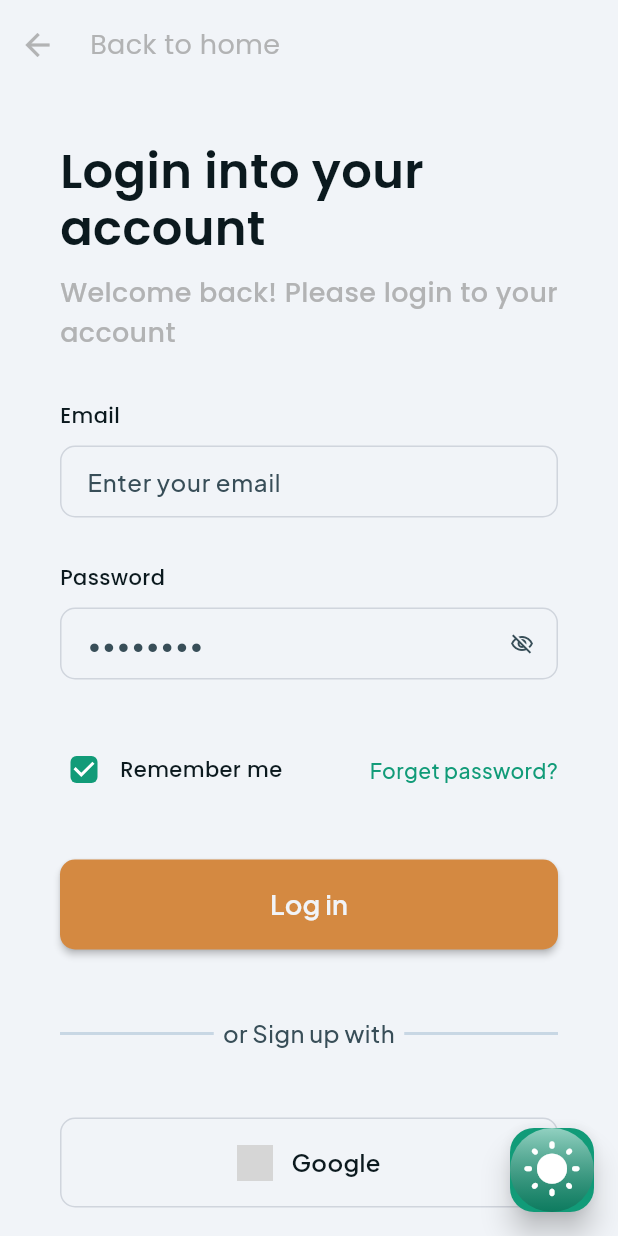
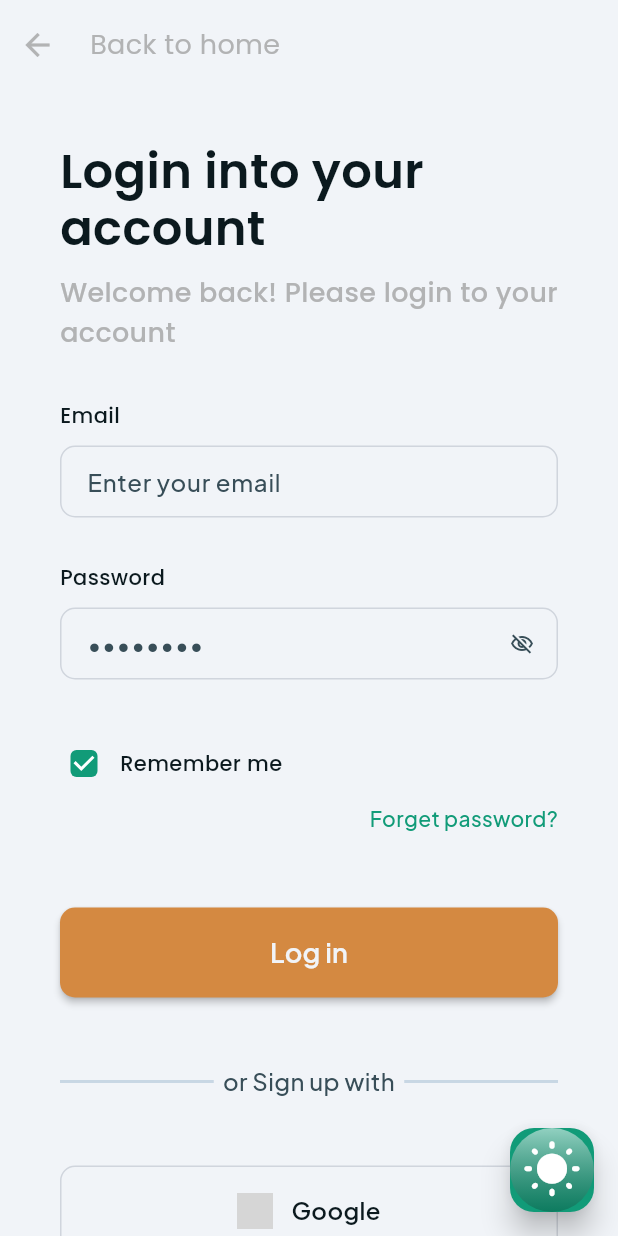
Before and after one commit to THE-TEAM-com-tn/FlutterFlow-01, a Flutter app: the screen it shows after launch, on a phone screen of 412 x 824 dp. Run offline on Flutter 3.47's test engine with Material 3 defaults, Android fonts, the phone set to English and light mode, and no system bars; drawn by our look-alikes of auto_size_text; our stand-ins replace cached_network_image, equatable, flutter_animate, font_awesome_flutter, from_css_color, go_router and 4 more; missing offline and left inert: aligned_tooltip, emoji_flag_converter, json_path, mime_type; network calls fail; grey boxes are pictures that could not be loaded.

Commit message:
Commit 7 - I fixed the bottom container for mobile version & used wrap instead of row.

```diff
--- a/lib/pages/auth_pages/login_page/login_page_widget.dart
+++ b/lib/pages/auth_pages/login_page/login_page_widget.dart
@@ -733,8 +733,18 @@ class _LoginPageWidgetState extends State<LoginPageWidget> {
                                           child: Column(
                                             mainAxisSize: MainAxisSize.max,
                                             children: [
-                                              Row(
-                                                mainAxisSize: MainAxisSize.max,
+                                              Wrap(
+                                                spacing: 0.0,
+                                                runSpacing: 0.0,
+                                                alignment: WrapAlignment.start,
+                                                crossAxisAlignment:
+                                                    WrapCrossAlignment.center,
+                                                direction: Axis.horizontal,
+                                                runAlignment:
+                                                    WrapAlignment.start,
+                                                verticalDirection:
+                                                    VerticalDirection.down,
+                                                clipBehavior: Clip.none,
                                                 children: [
                                                   Padding(
                                                     padding:
@@ -803,8 +813,7 @@ class _LoginPageWidgetState extends State<LoginPageWidget> {
                                                                       .bodyLargeFamily),
                                                         ),
                                                   ),
-                                                  Flexible(
-                                                    child: Align(
+                                                  Align(
                                                     alignment:
                                                         const AlignmentDirectional(
                                                             1.0, 0.0),
@@ -817,14 +826,14 @@ class _LoginPageWidgetState extends State<LoginPageWidget> {
                                                                   0.0,
                                                                   10.0),
                                                       child: InkWell(
-                                                          splashColor: Colors
-                                                              .transparent,
-                                                          focusColor: Colors
-                                                              .transparent,
-                                                          hoverColor: Colors
-                                                              .transparent,
-                                                          highlightColor: Colors
-                                                              .transparent,
+                                                        splashColor:
+                                                            Colors.transparent,
+                                                        focusColor:
+                                                            Colors.transparent,
+                                                        hoverColor:
+                                                            Colors.transparent,
+                                                        highlightColor:
+                                                            Colors.transparent,
                                                         onTap: () async {
                                                           context.pushNamed(
                                                               'ForgetPasswordPage');
@@ -850,7 +859,6 @@ class _LoginPageWidgetState extends State<LoginPageWidget> {
                                                                     .containsKey(
                                                                         FlutterFlowTheme.of(context)
                                                                             .bodyLargeFamily),
-                                                                ),
                                                               ),
                                                         ),
                                                       ),
@@ -1158,10 +1166,6 @@ class _LoginPageWidgetState extends State<LoginPageWidget> {
                                             ].divide(const SizedBox(height: 40.0)),
                                           ),
                                         ),
-                                        if (responsiveVisibility(
-                                          context: context,
-                                          phone: false,
-                                        ))
                                         Align(
                                           alignment:
                                               const AlignmentDirectional(0.0, 0.0),
@@ -1169,7 +1173,7 @@ class _LoginPageWidgetState extends State<LoginPageWidget> {
                                             width: double.infinity,
                                             height: MediaQuery.sizeOf(context)
                                                     .height *
-                                                  0.04,
+                                                0.1,
                                             decoration: const BoxDecoration(),
                                           ),
                                         ),
```
Also changed, not shown: lib/pages/auth_pages/forget_password_page/forget_password_page_widget.dart (+33 -10 lines), lib/pages/auth_pages/register_page/register_page_widget.dart (+38 -10 lines), 1 other file. Lines whose indentation alone changed are shown as unchanged.
